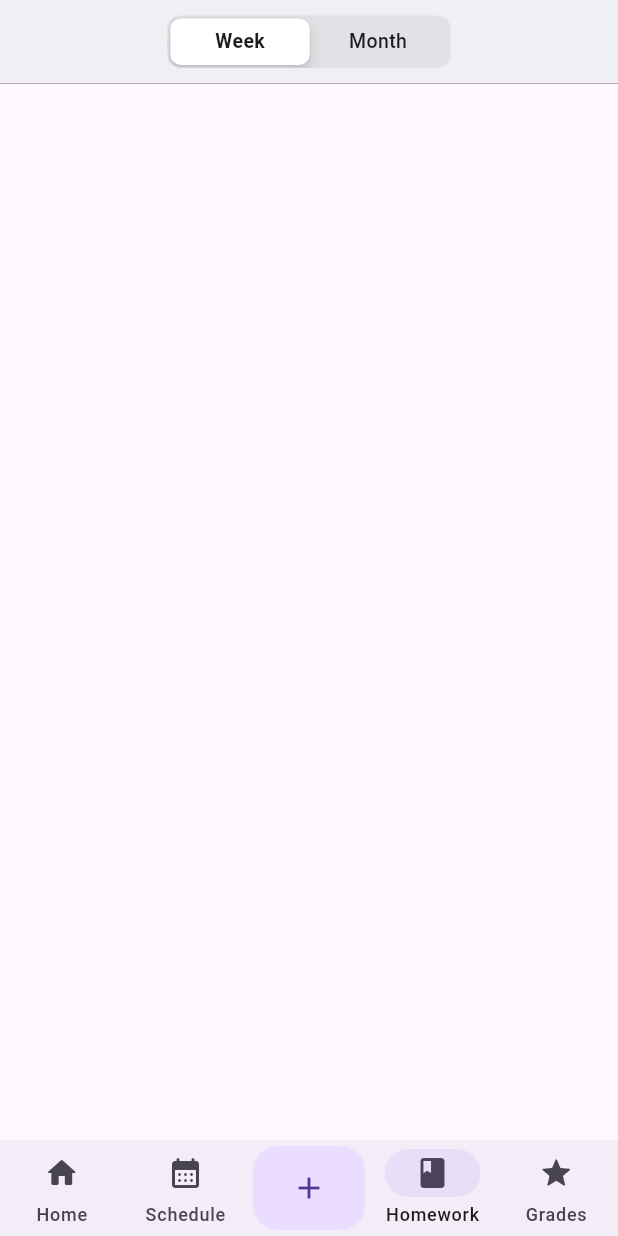
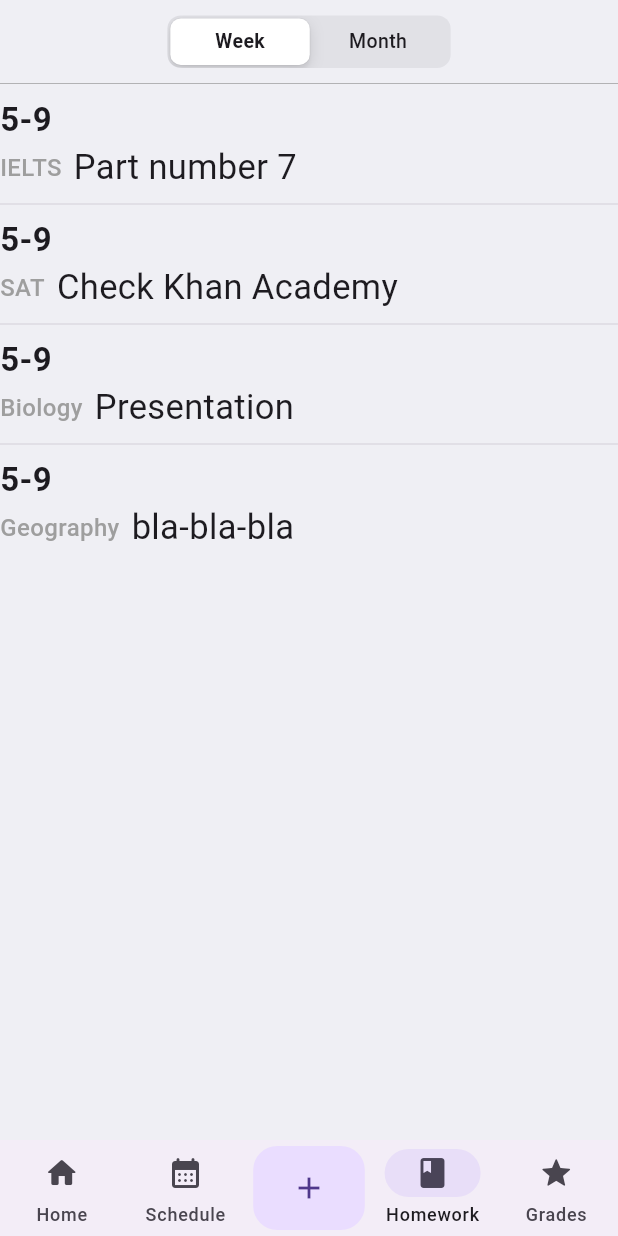
Before and after one commit to GeorgeEu/scentia, a Flutter app: the screen it shows after launch, item 3 of the bottom bar chosen, on a phone screen of 412 x 824 dp. Run offline on Flutter 3.47's test engine with Material 2 defaults, Android fonts, the phone set to English and light mode, and no system bars; our stand-ins replace dots_indicator, table_calendar.

Commit message:
Daily Homework remake

```diff
--- a/lib/components/homework/homework.dart
+++ b/lib/components/homework/homework.dart
@@ -1,4 +1,6 @@
 import 'package:flutter/material.dart';
+
+import 'homework_segment.dart';
 
 class Homework extends StatefulWidget {
   final List _homework;
@@ -15,25 +17,24 @@ class _HomeworkState extends State<Homework> {
     var homeworkCount = widget._homework.length;
     return Column(
       children: [
-
+        Container(
+          height: homeworkCount * 80,
+          padding: const EdgeInsets.only(top: 8),
+          child: ListView.separated(
+            primary: false,
+            shrinkWrap: true,
+            itemCount: homeworkCount,
+            itemBuilder: (context, index) {
+              return HomeworkSegment(widget._homework[index]);
+            },
+            separatorBuilder: (context, index) {
+              return const Divider(
+                thickness: 0.5,
+              );
+            },
+          ),
+        ),
       ],
     );
-    // Container(
-    //   height: homeworkCount * 80,
-    //   padding: const EdgeInsets.only(top: 8),
-    //   child: ListView.separated(
-    //     primary: false,
-    //     shrinkWrap: true,
-    //     itemCount: homeworkCount,
-    //     itemBuilder: (context, index) {
-    //       return HomeworkSegment(widget._homework[index]);
-    //     },
-    //     separatorBuilder: (context, index) {
-    //       return const Divider(
-    //           thickness: 0.5,
-    //       );
-    //     },
-    //   ),
-    // ),
   }
 }
--- a/lib/components/homework/homework_segment.dart
+++ b/lib/components/homework/homework_segment.dart
@@ -11,8 +11,8 @@ class HomeworkSegment extends StatefulWidget {
 
 class _HomeworkSegmentState extends State<HomeworkSegment> {
   String formatDate(int timestamp) {
-    DateTime dateTime = DateTime.fromMillisecondsSinceEpoch(timestamp * 1000);
-    return '${dateTime.day}-${dateTime.month}-${dateTime.year}';
+    DateTime dateTime = DateTime.fromMillisecondsSinceEpoch(timestamp);
+    return '${dateTime.day}-${dateTime.month}';
   }
   @override
   Widget build(BuildContext context) {
--- a/lib/data/home_work_data/homework_data.dart
+++ b/lib/data/home_work_data/homework_data.dart
@@ -1,100 +1,104 @@
 class HomeworkData {
   final _homework = [
     {
-      "Date": 1693830993,
+      "Date": 1693830993000,
       "Name": "Chemistry",
       "Task": "Alkanes (15-20)"
     },
     {
-      "Date": 1693830993,
+      "Date": 1693830993000,
       "Name": "Biology",
       "Task": "Natural Selection"
     },
     {
-      "Date": 1693830993,
+      "Date": 1693830993000,
       "Name": "Geography",
       "Task": "Learn stuff u know..."
     },
     {
-      "Date": 1693917393,
+      "Date": 1693917393000,
       "Name": "IELTS",
       "Task": "Part number 7"
     },
     {
-      "Date": 1693917393,
+      "Date": 1693917393000,
       "Name": "SAT",
       "Task": "Check Khan Academy"
     },
     {
-      "Date": 1693917393,
+      "Date": 1693917393000,
       "Name": "Biology",
       "Task": "Presentation"
     },
     {
-      "Date": 1693917393,
+      "Date": 1693917393000,
       "Name": "Geography",
       "Task": "bla-bla-bla"
     },
     {
-      "Date": 1694003793,
+      "Date": 1694003793000,
       "Name": "IELTS",
       "Task": "Modal Verbs"
     },
     {
-      "Date": 1694003793,
+      "Date": 1694003793000,
       "Name": "Math",
       "Task": "Make a project about math"
     },
     {
-      "Date": 1694090193,
+      "Date": 1694090193000,
       "Name": "SAT",
       "Task": "Lorem ipsum dolor sit"
     },
     {
-      "Date": 1694090193,
+      "Date": 1694090193000,
       "Name": "American History",
       "Task": "Slavery"
     },
     {
-      "Date": 1694090193,
+      "Date": 1694090193000,
       "Name": "Chemistry",
       "Task": "Revision of all alkanes"
     },
     {
-      "Date": 1694176593,
+      "Date": 1694176593000,
       "Name": "Math",
       "Task": "Page (110 - 120)"
     },
     {
-      "Date": 1694176593,
+      "Date": 1694176593000,
       "Name": "SAT",
       "Task": "Finish ex. homework"
     },
     {
-      "Date": 1694176593,
+      "Date": 1694176593000,
       "Name": "American History",
       "Task": "Industrial Revolution"
     },
     {
-      "Date": 1694176593,
+      "Date": 1694176593000,
       "Name": "Chemistry",
       "Task": "Revision"
     },
   ];
-  Map<int, List<Map<String, dynamic>>> groupHomeworkByDate() {
-    Map<int, List<Map<String, dynamic>>> _groupedHomework = {};
 
-    for (var homework in _homework) {
-      int date = (homework['Date'] as int); // Convert to int explicitly
-      if (!_groupedHomework.containsKey(date)) {
-        _groupedHomework[date] = [];
-      }
-      _groupedHomework[date]!.add(homework); // Add the non-nullable assertion
-    }
-
-    return _groupedHomework;
-  }
   List getHomework() {
+    //  we get hoemworks from server here
     return _homework;
   }
+
+  List getDailyHomework(int timestamp) {
+    DateTime date = DateTime.fromMillisecondsSinceEpoch(timestamp);
+    DateTime day = DateTime(date.year, date.month, date.day);
+    final beginOftDay = day.millisecondsSinceEpoch;
+    final endOfDay = beginOftDay + 24 * 60 * 60 * 1000 - 1;
+    List rawHomework = getHomework();
+    List homework = [];
+    for (var i = 0; i < rawHomework.length; i++) {
+      if (rawHomework[i]['Date'] < beginOftDay) continue;
+      if (rawHomework[i]['Date'] > endOfDay) continue;
+      homework.add(rawHomework[i]);
+    }
+    return homework;
+  }
 }
--- a/lib/pages/homework_page.dart
+++ b/lib/pages/homework_page.dart
@@ -66,9 +66,10 @@ class _Homework_PageState extends State<Homework_Page> {
     );
   }
   Widget _buildHomeworkWidget() {
+    final homework =_homework.getDailyHomework(1693917393000 + 1);
     switch (groupValue) {
       case 0:
-        return Homework(_homework.getHomework());
+        return Homework(homework);
       case 1:
         return const Calendar();
       default:
```
